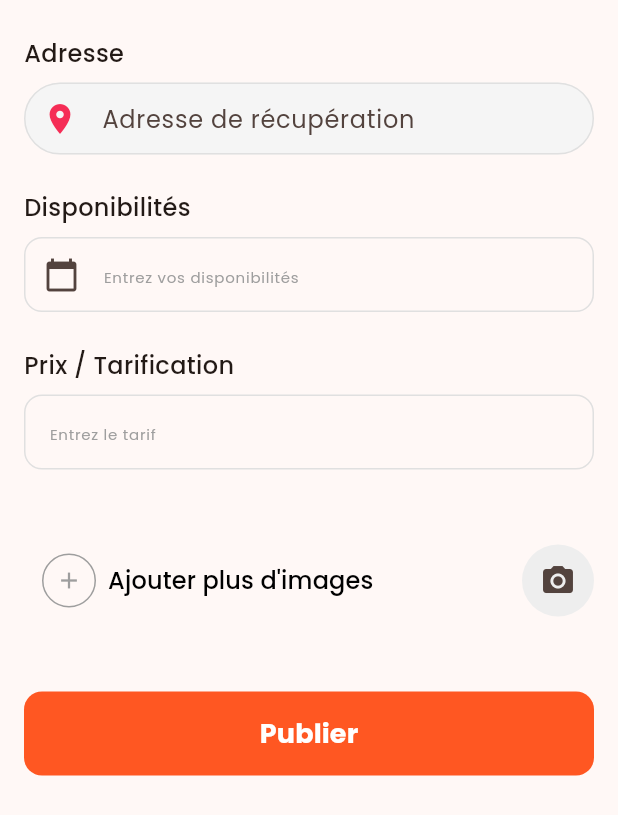
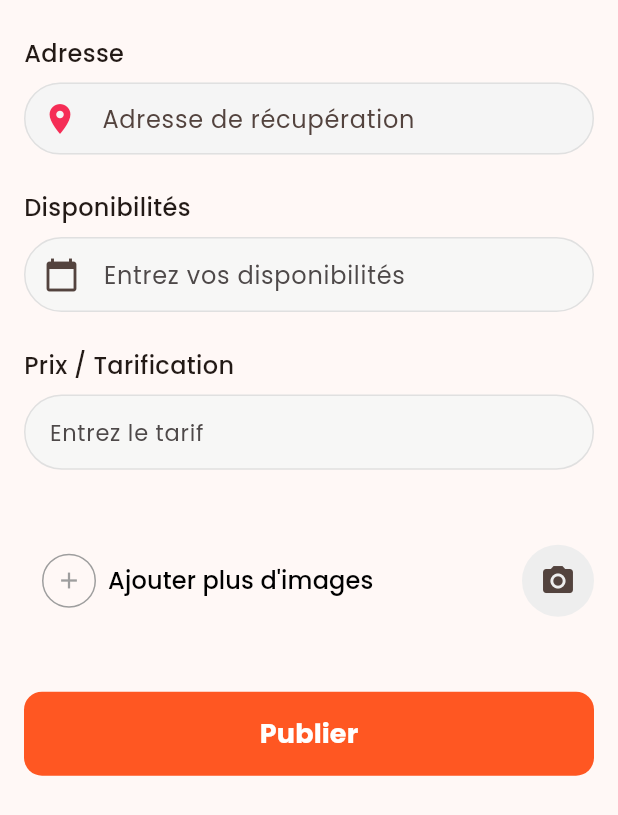
Before and after one commit to cgueye1/seddo, a Flutter app: the Step2Form widget shown alone on an empty page, opened directly with empty values, on a phone screen of 412 x 824 dp. Shown: the top 815 px of the screen. Run offline on Flutter 3.47's test engine with Material 3 defaults, Android fonts, the light colour scheme and no system bars; drawn by our look-alikes of flutter_typeahead; our stand-ins replace bloc, dio, equatable, firebase_core, firebase_messaging, flutter_bloc and 15 more; missing offline and left inert: keyboard_avoider, record; accounts and stored records are empty; network calls fail; project files that could hold a hidden picture were left out.

Commit message:
publie,signal ok

```diff
--- a/seedo-main/lib/main.dart
+++ b/seedo-main/lib/main.dart
@@ -6,7 +6,7 @@ import 'package:intl/date_symbol_data_local.dart';
 // Blocs
 import 'package:seddoapp/bloc/auth/auth_bloc.dart';
 import 'package:seddoapp/bloc/home/home_bloc.dart';
-import 'package:seddoapp/pages/home.dart';
+// import 'package:seddoapp/pages/home.dart';
 // import 'package:seddoapp/pages/publie.dart';
 // import 'package:seddoapp/pages/setting.dart';
 // import 'package:seddoapp/pages/auth/login.dart';
@@ -36,7 +36,7 @@ void main() async {
   await Firebase.initializeApp(options: DefaultFirebaseOptions.currentPlatform);
 
   PushNotificationService().initialize();
-   await AdService().initialize();
+  await AdService().initialize();
 
   // Initialisation des formats de date
   try {
@@ -106,7 +106,7 @@ class MyApp extends StatelessWidget {
           labelSmall: TextStyle(fontFamily: 'Poppins'),
         ),
       ),
-      home:  MainScreen(),
+      home: MainScreen(),
     )
     //const PubliePage(),
     ;
--- a/seedo-main/lib/widgets/publieform2.dart
+++ b/seedo-main/lib/widgets/publieform2.dart
@@ -116,7 +116,8 @@ class _Step2FormState extends State<Step2Form> {
           Container(
             decoration: BoxDecoration(
               border: Border.all(color: Colors.grey[300]!),
-              borderRadius: BorderRadius.circular(12),
+              borderRadius: BorderRadius.circular(30),
+              color: const Color.fromARGB(255, 247, 247, 246),
             ),
             child: TextField(
               controller: _availabilityController,
@@ -155,20 +156,17 @@ class _Step2FormState extends State<Step2Form> {
               // Utilisez le même contrôleur
               decoration: InputDecoration(
                 hintText: 'Entrez vos disponibilités',
-                hintStyle: TextStyle(fontSize: 10, color: Colors.grey),
+                hintStyle: TextStyle(
+                  fontSize: 16,
+                  color: const Color.fromARGB(255, 78, 73, 73),
+                ),
                 border: InputBorder.none,
                 contentPadding: const EdgeInsets.symmetric(
                   horizontal: 16,
                   vertical: 12,
                 ),
                 prefixIcon: Icon(Icons.calendar_today),
-
               ),
-              /*   onChanged: (value) {
-              context.read<PublicationBloc>().add(
-                FormFieldUpdated('availability', value),
-              );
-            },*/
             ),
           ),
           const SizedBox(height: 24),
@@ -185,14 +183,18 @@ class _Step2FormState extends State<Step2Form> {
                 child: Container(
                   decoration: BoxDecoration(
                     border: Border.all(color: Colors.grey[300]!),
-                    borderRadius: BorderRadius.circular(12),
+                    borderRadius: BorderRadius.circular(30),
+                    color: const Color.fromARGB(255, 247, 247, 246),
                   ),
                   child: TextField(
                     controller: _priceController,
                     keyboardType: TextInputType.number,
                     decoration: const InputDecoration(
                       hintText: 'Entrez le tarif',
-                      hintStyle: TextStyle(fontSize: 10, color: Colors.grey),
+                      hintStyle: TextStyle(
+                        fontSize: 15,
+                        color: Color.fromARGB(255, 78, 73, 73),
+                      ),
                       border: InputBorder.none,
                       contentPadding: EdgeInsets.symmetric(
                         horizontal: 16,
```
Also changed, not shown: seedo-main/lib/pages/SignalPage.dart (+1 -59 lines), seedo-main/lib/pages/publie.dart (+44 -29 lines).
